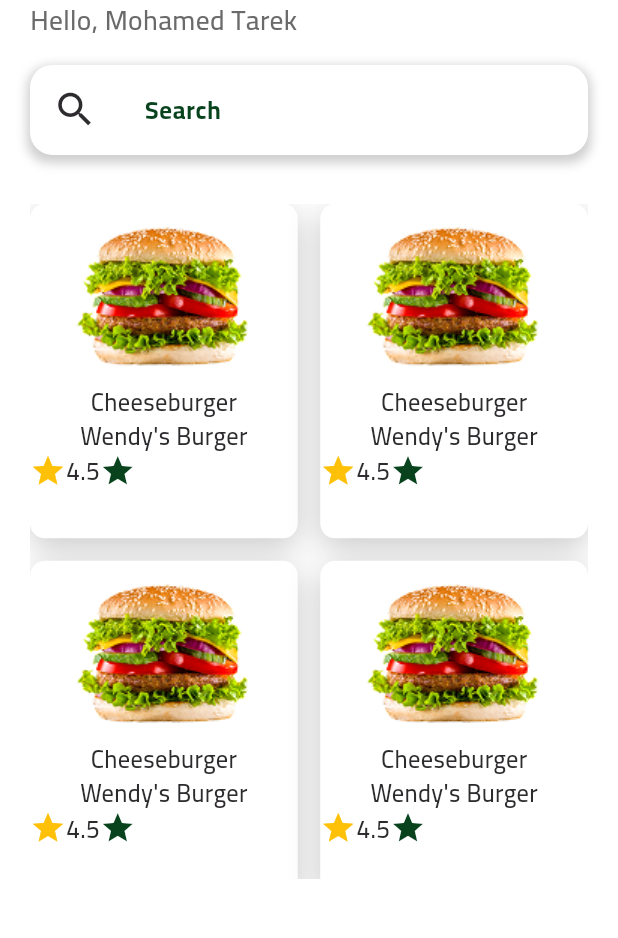
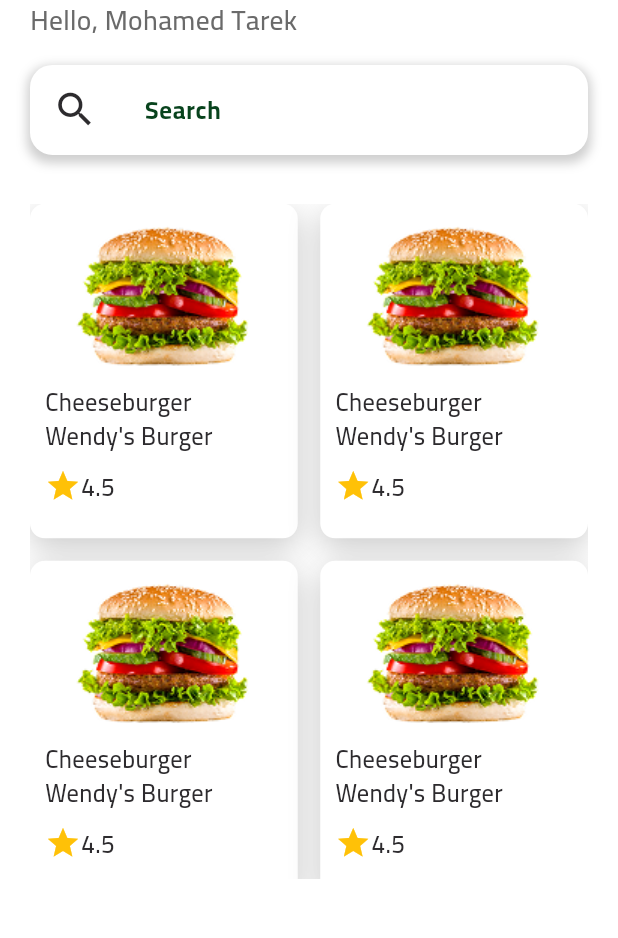
Before and after one commit to abootarek/Hungry_App, a Flutter app: the HomeScreen screen opened directly, on a phone screen of 412 x 824 dp, the part 132-1070 px from its top. Run offline on Flutter 3.47's test engine with Material 3 defaults, Android fonts, the phone set to English and light mode, and no system bars; our stand-ins replace flutter_bloc, flutter_screenutil.

Commit message:
edit simple in home screen

```diff
--- a/lib/featuers/home/ui/widgets/grid_view_category_custon.dart
+++ b/lib/featuers/home/ui/widgets/grid_view_category_custon.dart
@@ -1,4 +1,5 @@
 import 'package:flutter/material.dart';
+import 'package:hungry/core/helper/six_box.dart';
 import 'package:hungry/core/theming/colors_app.dart';
 import 'package:hungry/core/theming/styles_app.dart';
 
@@ -31,9 +32,12 @@ class GridViewCategoryCustom extends StatelessWidget {
                 ),
               ],
             ),
+            child: Padding(
+              padding: const EdgeInsets.symmetric(horizontal: 10.0),
               child: Column(
+                crossAxisAlignment: CrossAxisAlignment.start,
                 children: [
-                Image.asset('assets/images/image 5.png'),
+                  Center(child: Image.asset('assets/images/image 5.png')),
                   Text(
                     'Cheeseburger',
                     style: TextStyles.font16blackLightMedium,
@@ -42,7 +46,9 @@ class GridViewCategoryCustom extends StatelessWidget {
                     'Wendy\'s Burger',
                     style: TextStyles.font16blackLightMedium,
                   ),
-                Row(children: [
+                  verticalSpace(10),
+                  Row(
+                    children: [
                       Icon(
                         Icons.star,
                         color: Colors.amber,
@@ -51,12 +57,10 @@ class GridViewCategoryCustom extends StatelessWidget {
                         '4.5',
                         style: TextStyles.font16blackLightMedium,
                       ),
-                  Icon(
-                    Icons.star,
-                    color: ColorsApp.darkGreen,
+                    ],
+                  )
+                ],
               ),
-                ])
-              ],
             ),
           ),
         );
```
Lines whose indentation alone changed are shown as unchanged.
